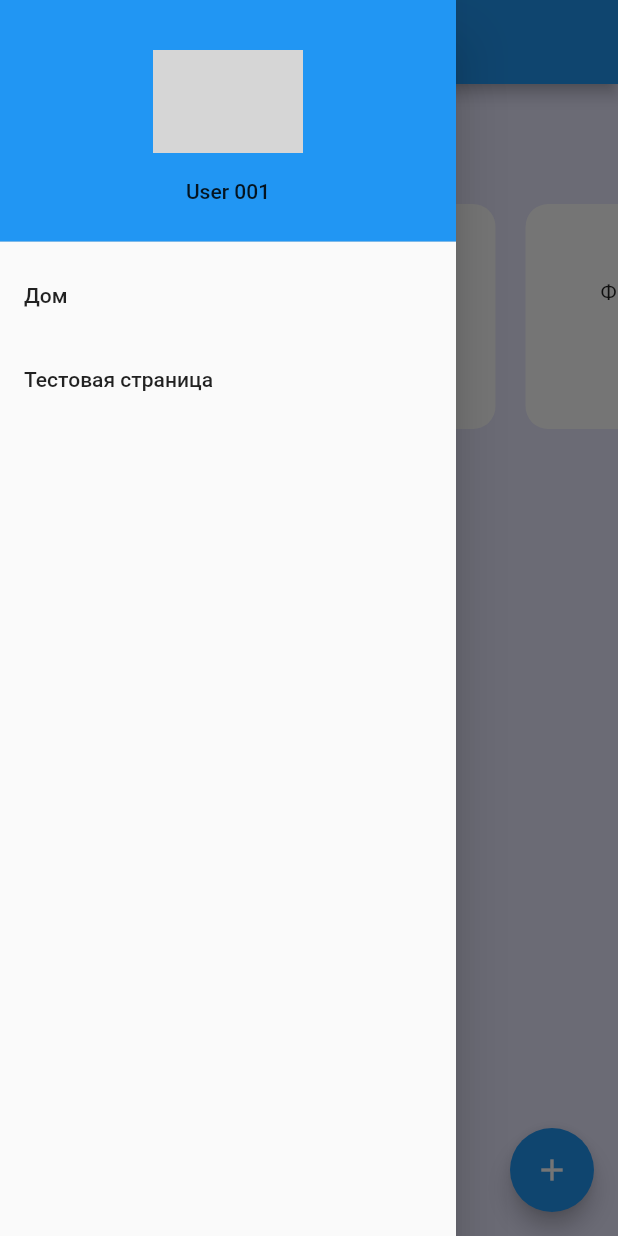
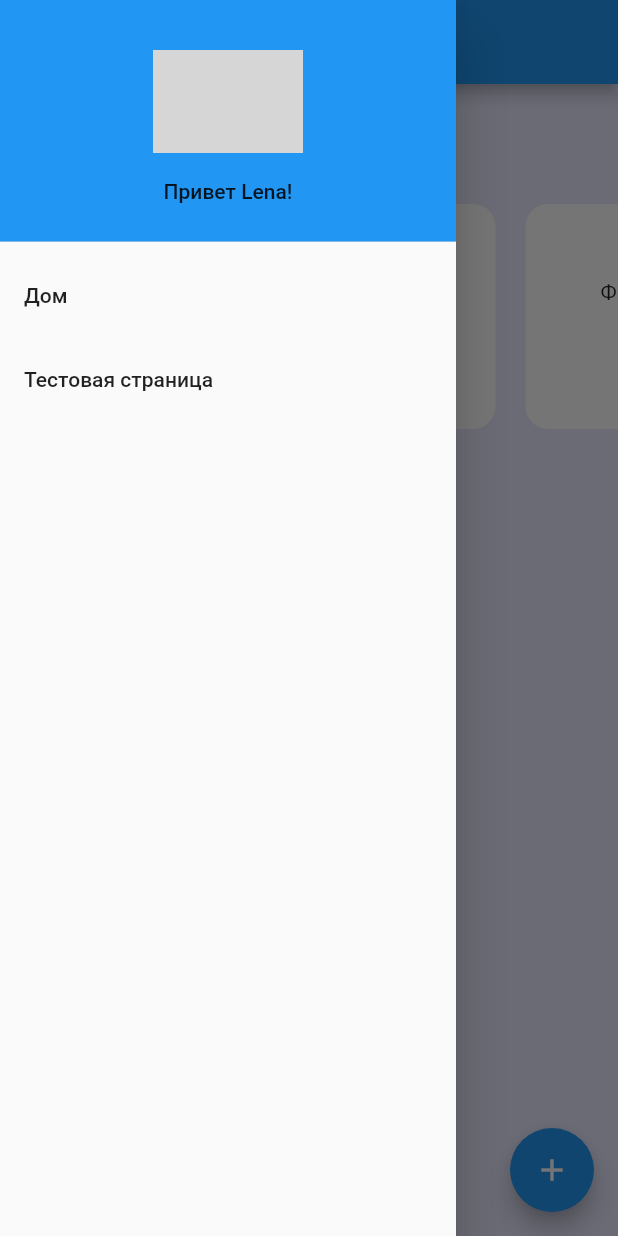
Before and after one commit to KomoGit/BugTracker, a Flutter app: the screen it shows after launch, with the side drawer open, on a phone screen of 412 x 824 dp. Run offline on Flutter 3.47's test engine with Material 2 defaults, Android fonts, the phone set to English and light mode, and no system bars; our stand-ins replace google_fonts; network calls fail; grey boxes are pictures that could not be loaded.

Commit message:
Added greet user.

```diff
--- a/lib/Localization/tr_english.dart
+++ b/lib/Localization/tr_english.dart
@@ -1,6 +1,7 @@
 //Translations for English language UI.
 
 class English {
+  static String greetUserText = "Hello ";
   static String testPageText = "Test Page";
   static String appBarText = "Project - Tracer";
   static String homeButtonText = "Home";
--- a/lib/Localization/tr_russian.dart
+++ b/lib/Localization/tr_russian.dart
@@ -1,6 +1,7 @@
 //Translations for Russian language UI.
 
 class Russian {
+  static String greetUserText = "Привет ";
   static String testPageText = "Тестовая страница";
   static String appBarText = "Проект - Трейсер";
   static String homeButtonText = "Дом";
--- a/lib/UI/ui_drawer.dart
+++ b/lib/UI/ui_drawer.dart
@@ -23,15 +23,15 @@ class PersistentDrawer extends StatelessWidget {
                 padding: const EdgeInsets.all(0),
                 child: Column(
                   mainAxisAlignment: MainAxisAlignment.spaceEvenly,
-                  children: const [
-                    Flexible(
+                  children: [
+                    const Flexible(
                         child: CircleAvatar(
                       maxRadius: 50,
                       backgroundImage: NetworkImage(
                           "https://randomuser.me/api/portraits/women/31.jpg"),
                     )),
                     Flexible(
-                      child: Text("User 001"),
+                      child: Text("${lang.getUserGreetText!}Lena!"),
                     )
                   ],
                 ),
```
